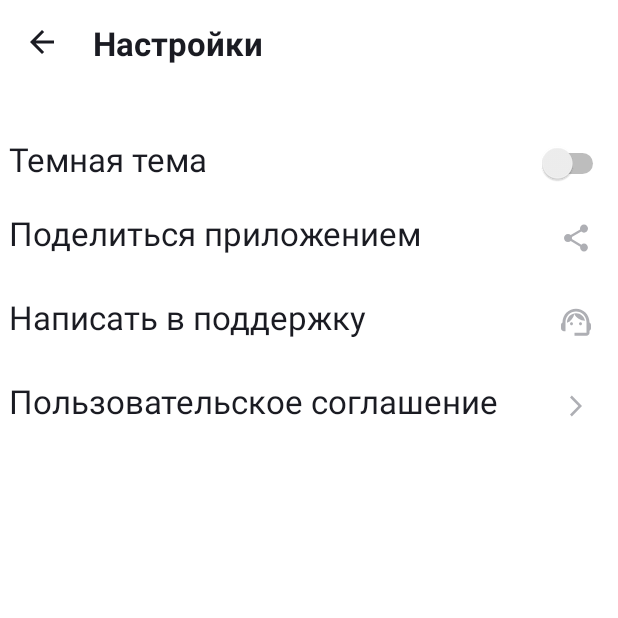
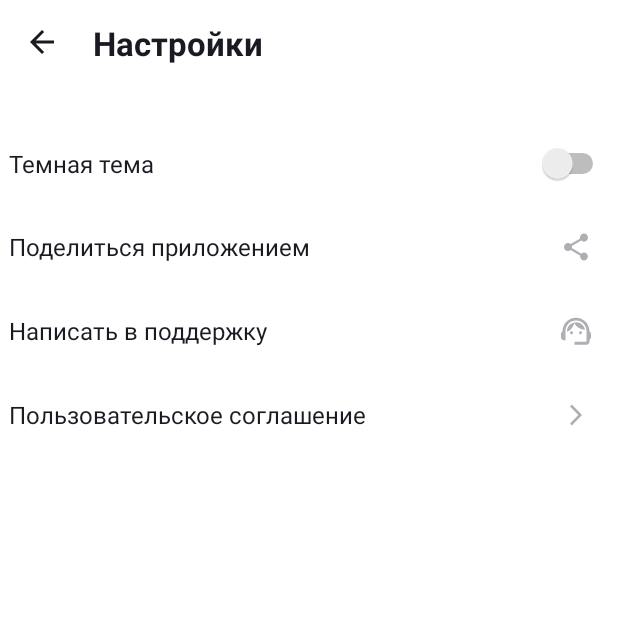
Before and after one commit to Fidget174/PlaylistMaker, an Android app: the SettingsActivity screen opened directly, with no data from a screen before it, on a phone screen of 412 x 824 dp, the top half of it. Run offline under Robolectric (Android 15) with nearby library versions, the phone set to English and light mode, and no system bars.

Commit message:
fix errors

```diff
--- a/app/build.gradle.kts
+++ b/app/build.gradle.kts
@@ -4,6 +4,7 @@ plugins {
 }
 
 android {
+
     namespace = "com.practicum.playlistmaker"
     compileSdk = 33
 
@@ -33,6 +34,9 @@ android {
     kotlinOptions {
         jvmTarget = "1.8"
     }
+    buildFeatures {
+        viewBinding = true
+    }
 }
 
 dependencies {
--- a/app/src/main/res/layout/activity_media.xml
+++ b/app/src/main/res/layout/activity_media.xml
@@ -3,4 +3,5 @@
     android:layout_width="match_parent"
     android:layout_height="match_parent">
 
+
 </androidx.constraintlayout.widget.ConstraintLayout>
--- a/app/src/main/res/layout/activity_settings.xml
+++ b/app/src/main/res/layout/activity_settings.xml
@@ -10,7 +10,7 @@
         android:layout_height="wrap_content"
         android:padding="@dimen/padding4" >
         <ImageButton
-            android:id="@+id/button_back"
+            android:id="@+id/b_back"
             android:layout_width="wrap_content"
             android:layout_height="wrap_content"
             android:src= "@drawable/ic_arrow_left"
@@ -25,8 +25,7 @@
             android:textSize="@dimen/text22"
             android:textStyle="bold"
             android:layout_gravity="start"
-            android:padding="@dimen/padding10"
-            />
+            android:padding="@dimen/padding10"            />
     </LinearLayout>
     <LinearLayout
         android:layout_width="match_parent"
@@ -44,22 +43,16 @@
                 android:text="@string/darkTheme"
                 android:textColor="@color/YP_black"
                 android:textSize="@dimen/text16"
-                android:paddingStart="@dimen/padding6"
-                android:paddingEnd="@dimen/padding6"
-                android:paddingTop="@dimen/padding10"
-                android:paddingBottom="@dimen/padding10"
-
-                />
+                android:layout_gravity="center_vertical"
+                android:paddingHorizontal="@dimen/padding6"
+                android:paddingVertical="@dimen/padding10" />
             <Switch
-                android:id="@+id/switch_dark_theme"
+                android:id="@+id/s_dark_theme"
                 android:layout_width="wrap_content"
                 android:layout_height="wrap_content"
-                android:paddingStart="@dimen/padding6"
+                android:paddingStart="@dimen/padding4"
                 android:paddingEnd="@dimen/padding6"
-                android:paddingTop="@dimen/padding10"
-                android:paddingBottom="@dimen/padding10"
-
-                />
+                android:paddingVertical="@dimen/padding18" />
         </LinearLayout>
         <LinearLayout
             android:layout_width="match_parent"
@@ -72,14 +65,11 @@
                 android:text="@string/share"
                 android:textColor="@color/YP_black"
                 android:textSize="@dimen/text16"
-                android:paddingStart="@dimen/padding6"
-                android:paddingEnd="@dimen/padding6"
-                android:paddingTop="@dimen/padding10"
-                android:paddingBottom="@dimen/padding10"
-
-                />
+                android:paddingHorizontal="@dimen/padding6"
+                android:paddingVertical="@dimen/padding10"
+                android:layout_gravity="center_vertical"/>
             <ImageButton
-                android:id="@+id/share_app"
+                android:id="@+id/ib_share_app"
                 android:layout_width="wrap_content"
                 android:layout_height="wrap_content"
                 android:src="@drawable/ic_share_light"
@@ -97,14 +87,13 @@
                 android:text="@string/support"
                 android:textColor="@color/YP_black"
                 android:textSize="@dimen/text16"
-                android:paddingStart="@dimen/padding6"
-                android:paddingEnd="@dimen/padding6"
-                android:paddingTop="@dimen/padding10"
-                android:paddingBottom="@dimen/padding10"
+                android:layout_gravity="center_vertical"
+                android:paddingHorizontal="@dimen/padding6"
+                android:paddingVertical="@dimen/padding10"
 
                 />
             <ImageButton
-                android:id="@+id/support"
+                android:id="@+id/ib_support"
                 android:layout_width="wrap_content"
                 android:layout_height="wrap_content"
                 android:src="@drawable/ic_support_light"
@@ -122,14 +111,13 @@
                 android:text="@string/termsOfUse"
                 android:textColor="@color/YP_black"
                 android:textSize="@dimen/text16"
-                android:paddingStart="@dimen/padding6"
-                android:paddingEnd="@dimen/padding6"
-                android:paddingTop="@dimen/padding10"
-                android:paddingBottom="@dimen/padding10"
+                android:layout_gravity="center_vertical"
+                android:paddingHorizontal="@dimen/padding6"
+                android:paddingVertical="@dimen/padding10"
 
                 />
             <ImageButton
-                android:id="@+id/terms_of_use"
+                android:id="@+id/ib_terms_of_use"
                 android:layout_width="wrap_content"
                 android:layout_height="wrap_content"
                 android:src="@drawable/ic_arrow_light"
--- a/app/src/main/res/values/dimen.xml
+++ b/app/src/main/res/values/dimen.xml
@@ -4,7 +4,7 @@
     <dimen name="title">20dp</dimen>
     <dimen name="button">22dp</dimen>
     <dimen name="text22">22sp</dimen>
-    <dimen name="text16">22sp</dimen>
+    <dimen name="text16">16sp</dimen>
     <dimen name="padding4">4dp</dimen>
     <dimen name="padding6">6dp</dimen>
     <dimen name="padding8">8dp</dimen>
```
Also changed, not shown: app/src/main/java/com/practicum/playlistmaker/MainActivity.kt (+8 -11 lines), app/src/main/res/layout/activity_main.xml (+7 -4 lines), build.gradle.kts (line endings or trailing spaces).
